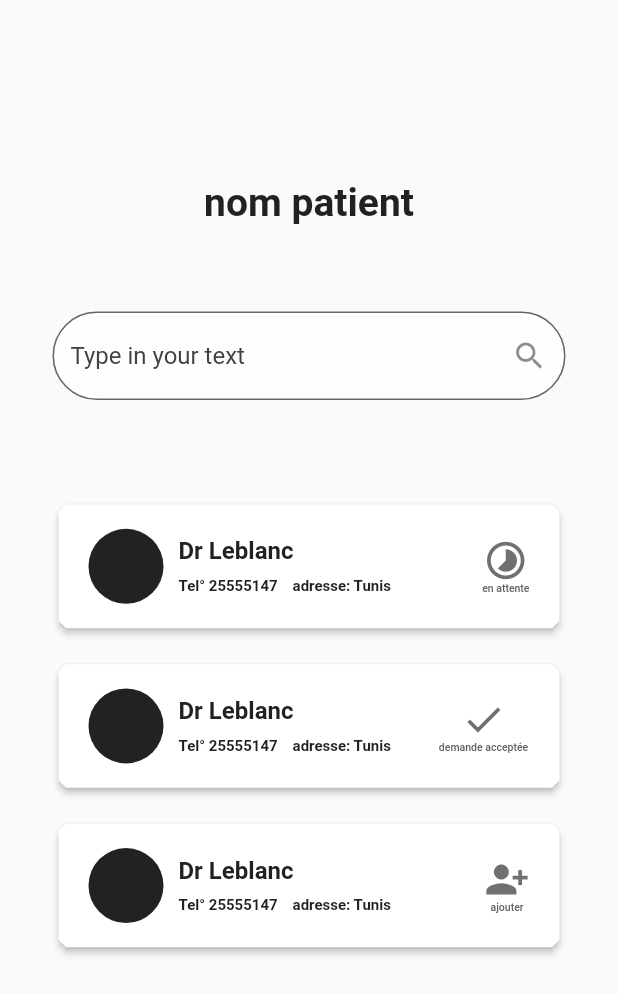
After one commit to MalekSouissi/scores, a Flutter app: the Chercher_medecins screen opened directly, on a phone screen of 412 x 824 dp. The commit adds this screen. Shown: the top 994 px of the screen. Run offline on Flutter 3.47's test engine with Material 2 defaults, Android fonts, the phone set to English and light mode, and no system bars; our stand-ins replace eva_icons_flutter.

Commit message:
rechercher patient

```diff
--- a/lib/profil/components/Item_list.dart
+++ b/lib/profil/components/Item_list.dart
@@ -1,5 +1,6 @@
 import 'package:flutter/cupertino.dart';
 import 'package:flutter/material.dart';
+import 'package:scores/profil/screens/Chercher_medecins.dart';
 import 'package:scores/profil/screens/Detail_doc.dart';
 import 'package:scores/profil/screens/Details_patient.dart';
 
@@ -19,7 +20,7 @@ class _Item_listState extends State<Item_list> {
   Widget build(BuildContext context) {
     return GestureDetector(
       onTap:  () {
-        Navigator.push(context, MaterialPageRoute(builder: ((context)=>Details_patient())));
+        Navigator.push(context, MaterialPageRoute(builder: ((context)=>Chercher_medecins())));
       },
       child: Card(
         margin: const EdgeInsets.only(top: 20.0),
--- /dev/null
+++ b/lib/profil/components/card_patient.dart
@@ -0,0 +1,121 @@
+import 'package:flutter/cupertino.dart';
+import 'package:flutter/material.dart';
+import 'package:scores/shared/constants.dart';
+
+class Card_patient extends StatefulWidget {
+  final String nom ;
+  final String tel;
+  final String adresse;
+  IconData icons;
+
+  final String etat;
+  Card_patient({@required this.nom,this.tel,this.adresse,@required this.icons,this.etat});
+  @override
+  _Card_patientState createState() => _Card_patientState();
+}
+
+class _Card_patientState extends State<Card_patient> {
+  @override
+  Widget build(BuildContext context) {
+    return Padding(
+      padding: const EdgeInsets.symmetric(vertical:8.0),
+      child: Card(
+        elevation: 2,
+        shape: BeveledRectangleBorder(
+          borderRadius: BorderRadius.circular(5.0),
+        ),
+        child: Container(
+          height: MediaQuery.of(context).size.height * 0.1,
+          child: Padding(
+            padding:
+            const EdgeInsets.symmetric(vertical: 8.0, horizontal: 20),
+            child: Row(
+              crossAxisAlignment: CrossAxisAlignment.center,
+              mainAxisAlignment: MainAxisAlignment.spaceBetween,
+              children: [
+                Row(
+                  children: [
+                    CircleAvatar(
+                      radius: 25,
+                      backgroundColor: Colors.black87,
+                    ),
+                    SizedBox(
+                      width: 10,
+                    ),
+                    Column(
+                      crossAxisAlignment: CrossAxisAlignment.start,
+                      mainAxisAlignment: MainAxisAlignment.center,
+                      children: [
+                        Row(
+                          children: [
+                            Text(
+                              "Dr "+ widget.nom,
+                              style: TextStyle(
+                                fontSize: 16,
+                                color: Colors.grey[900],
+                                fontWeight: FontWeight.w700,
+                              ),
+                            ),
+                          ],
+                        ),
+                        SizedBox(
+                          height: MediaQuery.of(context).size.height*0.01,
+                        ),
+                        Row(
+                          mainAxisAlignment:
+                          MainAxisAlignment.spaceBetween,
+                          children: [
+                            Text(
+                              "Tel° "+widget.tel,
+                              style: TextStyle(
+                                fontSize: 10,
+                                color: Colors.grey[900],
+                                fontWeight: FontWeight.w700,
+                              ),
+                            ),
+                            SizedBox(
+                              width: 10,
+                            ),
+                            Text(
+                              "adresse: "+widget.adresse,
+                              style: TextStyle(
+                                fontSize: 10,
+                                color: Colors.grey[900],
+                                fontWeight: FontWeight.w700,
+                              ),
+                            ),
+                          ],
+                        )
+                      ],
+                    ),
+                  ],
+                ),
+                Column(
+                  mainAxisAlignment: MainAxisAlignment.center,
+                  children: [
+                    Icon(
+                      widget.icons,
+                      size: 30,
+                      color: DeactiveIconColor,
+                    ),
+                    Text(
+
+                      widget.etat,
+                      textAlign: TextAlign.center,
+                      style: TextStyle(
+                        fontSize: 7,
+                        textBaseline:TextBaseline.ideographic ,
+                        color: Colors.grey[700],
+                        fontWeight: FontWeight.w500,
+                      ),
+                    ),
+                  ],
+                ),
+              ],
+            ),
+          ),
+        ),
+      ),
+    );
+  }
+}
--- /dev/null
+++ b/lib/profil/screens/Chercher_medecins.dart
@@ -0,0 +1,55 @@
+import 'package:flutter/cupertino.dart';
+import 'package:flutter/material.dart';
+import 'package:scores/profil/components/card_patient.dart';
+import 'package:scores/shared/constants.dart';
+
+class Chercher_medecins extends StatefulWidget {
+  @override
+  _Chercher_medecinsState createState() => _Chercher_medecinsState();
+}
+
+class _Chercher_medecinsState extends State<Chercher_medecins> {
+  @override
+  Widget build(BuildContext context) {
+    return Scaffold(
+      body: Padding(
+        padding: const EdgeInsets.symmetric(vertical: 120, horizontal: 35),
+        child: Column(
+          mainAxisAlignment: MainAxisAlignment.start,
+          children: [
+            Text(
+              "nom patient",
+              style: TextStyle(
+                fontSize: 26,
+                color: Colors.grey[900],
+                fontWeight: FontWeight.w700,
+              ),
+            ),
+            SizedBox(
+              height: MediaQuery.of(context).size.height * 0.07,
+            ),
+            new TextField(
+              decoration: new InputDecoration(
+                  border: new OutlineInputBorder(
+                    borderRadius: const BorderRadius.all(
+                      const Radius.circular(40.0),
+                    ),
+                  ),
+                  filled: true,
+                  hintStyle: new TextStyle(color: Colors.grey[800]),
+                  hintText: "Type in your text",
+                  suffixIcon: Icon(Icons.search),
+                  fillColor: Colors.white70),
+            ),
+            SizedBox(
+              height: MediaQuery.of(context).size.height * 0.07,
+            ),
+            Card_patient(nom:"Leblanc",tel: "25555147",adresse: "Tunis",etat: "en attente",icons: Icons.timelapse,),
+            Card_patient(nom:"Leblanc",tel: "25555147",adresse: "Tunis",etat: "demande acceptée ",icons: Icons.done,),
+            Card_patient(nom:"Leblanc",tel: "25555147",adresse: "Tunis",etat: "ajouter ",icons: Icons.person_add_alt_1,)
+          ],
+        ),
+      ),
+    );
+  }
+}
```
